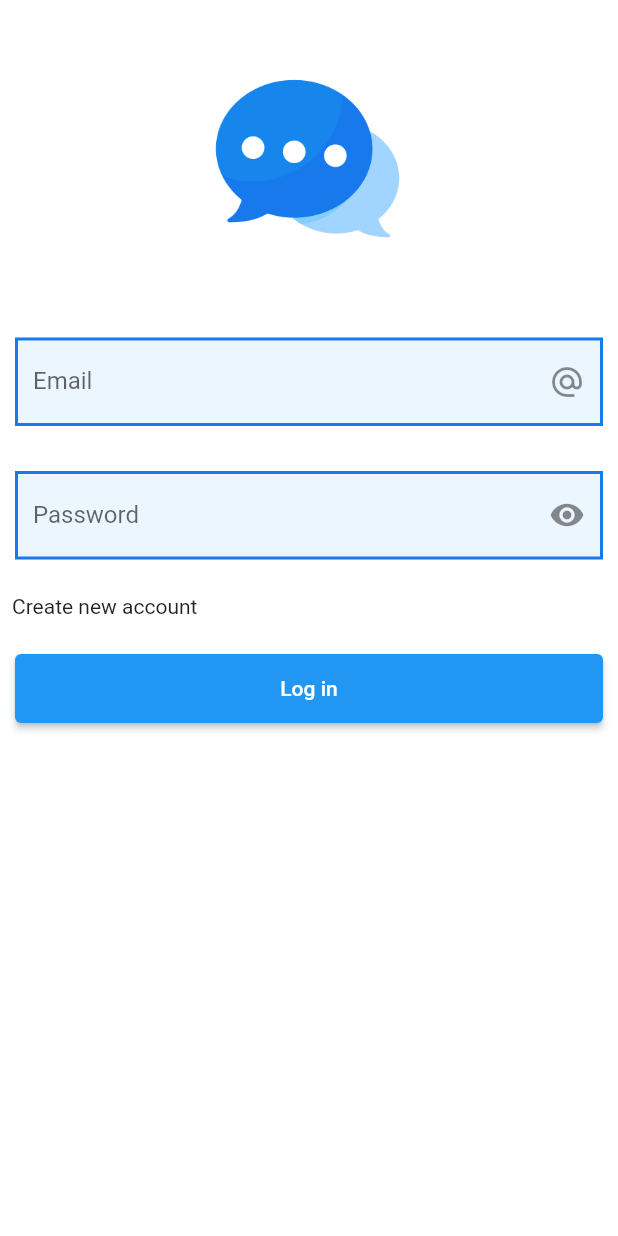
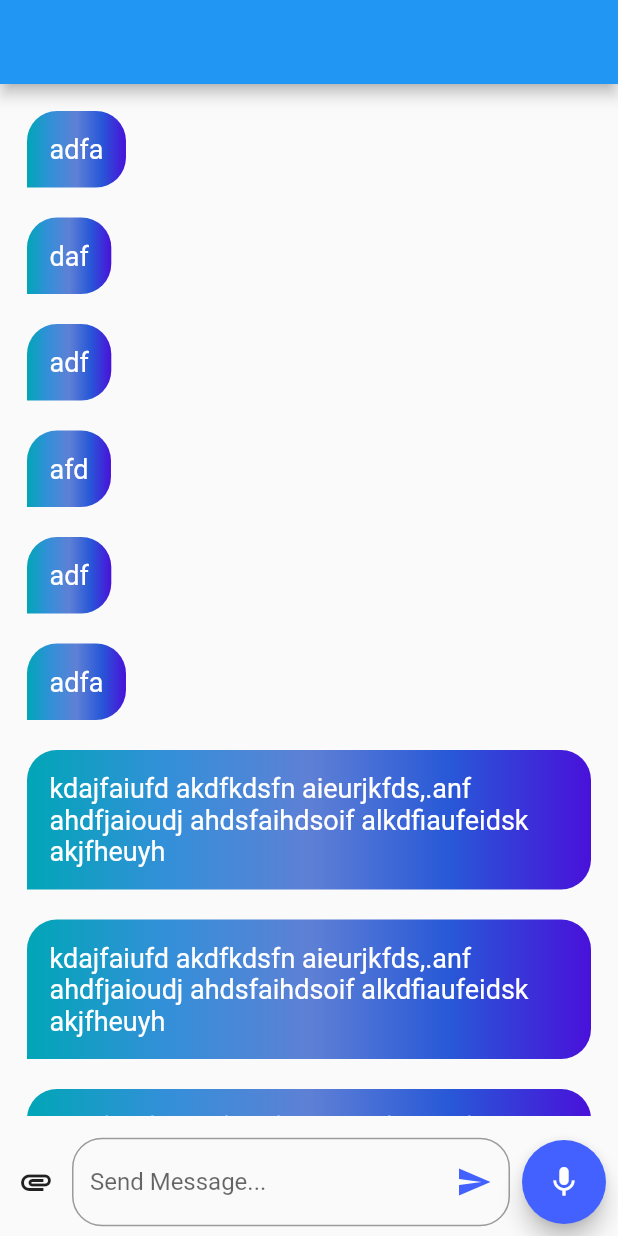
Before and after one commit to swilam202/Rawabet, a Flutter app: the screen it shows after launch, on a phone screen of 412 x 824 dp. Run offline on Flutter 3.47's test engine with Material 2 defaults, Android fonts, the phone set to English and light mode, and no system bars; our stand-ins replace firebase_auth, firebase_core, get; accounts and stored records are empty.

Commit message:
worked at texting screen with chat bubble

```diff
--- /dev/null
+++ b/lib/componenets/chat bubble.dart
@@ -0,0 +1,34 @@
+import 'package:flutter/material.dart';
+
+Widget bubble(String text) {
+  return Align(
+    alignment: Alignment.centerLeft,
+    child: Container(
+      decoration: const BoxDecoration(
+        gradient: LinearGradient(
+          colors: [
+            Color.fromRGBO(0, 166, 183, 1.0),
+            Color.fromRGBO(52, 143, 217, 1.0),
+            Color.fromRGBO(94, 128, 213, 1.0),
+            Color.fromRGBO(40, 88, 215, 1.0),
+            Color.fromRGBO(73, 17, 218, 1.0),
+          ],
+        ),
+        borderRadius: BorderRadius.only(
+          topRight: Radius.circular(20),
+          topLeft: Radius.circular(20),
+          bottomRight: Radius.circular(20),
+        ),
+      ),
+      padding: const EdgeInsets.all(15),
+      margin: const EdgeInsets.all(10),
+      child: Text(
+        text,
+        style: const TextStyle(
+          color: Colors.white,
+          fontSize: 18,
+        ),
+      ),
+    ),
+  );
+}
--- a/lib/main.dart
+++ b/lib/main.dart
@@ -3,6 +3,7 @@ import 'package:get/get.dart';
 import 'firebase_options.dart';
 import 'package:firebase_core/firebase_core.dart';
 import 'pages/login page.dart';
+import 'pages/messageing page.dart';
 
 void main() async {
   WidgetsFlutterBinding.ensureInitialized();
@@ -26,7 +27,7 @@ class _MyAppState extends State<MyApp> {
   Widget build(BuildContext context) {
     return GetMaterialApp(
       debugShowCheckedModeBanner: false,
-      home: LoginPage(),
+      home: Texting(),
     );
   }
 }
--- a/lib/pages/login page.dart
+++ b/lib/pages/login page.dart
@@ -154,8 +154,7 @@ class LoginPage extends StatelessWidget {
             await FirebaseAuth.instance.createUserWithEmailAndPassword(
           email: emailController.text,
           password: passwordController.text,
-        );
-        Get.to(HomePage());
+        );Get.to(HomePage());
       } else
         return;
     } on FirebaseAuthException catch (e) {
--- /dev/null
+++ b/lib/pages/messageing page.dart
@@ -0,0 +1,88 @@
+import 'package:chatapp/componenets/chat%20bubble.dart';
+import 'package:flutter/material.dart';
+
+class Texting extends StatelessWidget {
+  List<String> list = [
+    'adfa',
+    'daf',
+    'adf',
+    'afd',
+    'adf',
+    'adfa',
+    'kdajfaiufd akdfkdsfn aieurjkfds,.anf ahdfjaioudj ahdsfaihdsoif alkdfiaufeidsk akjfheuyh',
+    'kdajfaiufd akdfkdsfn aieurjkfds,.anf ahdfjaioudj ahdsfaihdsoif alkdfiaufeidsk akjfheuyh',
+    'kdajfaiufd akdfkdsfn aieurjkfds,.anf ahdfjaioudj ahdsfaihdsoif alkdfiaufeidsk akjfheuyh',
+    'kdajfaiufd akdfkdsfn aieurjkfds,.anf ahdfjaioudj ahdsfaihdsoif alkdfiaufeidsk akjfheuyh',
+    'kdajfaiufd akdfkdsfn aieurjkfds,.anf ahdfjaioudj ahdsfaihdsoif alkdfiaufeidsk akjfheuyh',
+    'kdajfaiufd akdfkdsfn aieurjkfds,.anf ahdfjaioudj ahdsfaihdsoif alkdfiaufeidsk akjfheuyh',
+    'kdajfaiufd akdfkdsfn aieurjkfds,.anf ahdfjaioudj ahdsfaihdsoif alkdfiaufeidsk akjfheuyh',
+    'kdajfaiufd akdfkdsfn aieurjkfds,.anf ahdfjaioudj ahdsfaihdsoif alkdfiaufeidsk akjfheuyh',
+    'kdajfaiufd akdfkdsfn aieurjkfds,.anf ahdfjaioudj ahdsfaihdsoif alkdfiaufeidsk akjfheuyh',
+    'kdajfaiufd akdfkdsfn aieurjkfds,.anf ahdfjaioudj ahdsfaihdsoif alkdfiaufeidsk akjfheuyh',
+    'kdajfaiufd akdfkdsfn aieurjkfds,.anf ahdfjaioudj ahdsfaihdsoif alkdfiaufeidsk akjfheuyh',
+    'kdajfaiufd akdfkdsfn aieurjkfds,.anf ahdfjaioudj ahdsfaihdsoif alkdfiaufeidsk akjfheuyh',
+    'kdajfaiufd akdfkdsfn aieurjkfds,.anf ahdfjaioudj ahdsfaihdsoif alkdfiaufeidsk akjfheuyh',
+    'kdajfaiufd akdfkdsfn aieurjkfds,.anf ahdfjaioudj ahdsfaihdsoif alkdfiaufeidsk akjfheuyh',
+  ];
+
+  @override
+  Widget build(BuildContext context) {
+    return Scaffold(
+      appBar: AppBar(),
+      body: Column(
+        children: [
+          Expanded(
+            child: Padding(
+              padding: const EdgeInsets.all(8.0),
+              child: ListView.builder(
+                shrinkWrap: true,
+                itemCount: list.length,
+                itemBuilder: (context, index) {
+                  return bubble(list[index]);
+                },
+              ),
+            ),
+          ),
+          Row(
+            children: [
+              IconButton(
+                onPressed: () {},
+                icon: const Icon(
+                  Icons.attachment,
+                ),
+              ),
+              Expanded(
+                child: TextField(
+                  decoration: InputDecoration(
+                      border: OutlineInputBorder(
+                        borderRadius: BorderRadius.circular(20),
+                        borderSide: const BorderSide(
+                          width: 2,
+                          color: Colors.black,
+                        ),
+                      ),
+                      hintText: 'Send Message...',
+                      suffixIcon: IconButton(
+                        onPressed: () {},
+                        icon: const Icon(
+                          Icons.send,
+                          color: Color.fromRGBO(67, 97, 255, 1.0),
+                        ),
+                      )),
+                ),
+              ),
+              Padding(
+                padding: const EdgeInsets.all(8.0),
+                child: FloatingActionButton(
+                  onPressed: () {},
+                  backgroundColor: const Color.fromRGBO(67, 97, 255, 1.0),
+                  child: const Icon(Icons.mic),
+                ),
+              )
+            ],
+          ),
+        ],
+      ),
+    );
+  }
+}
```
Also changed, not shown: 1 other file.
